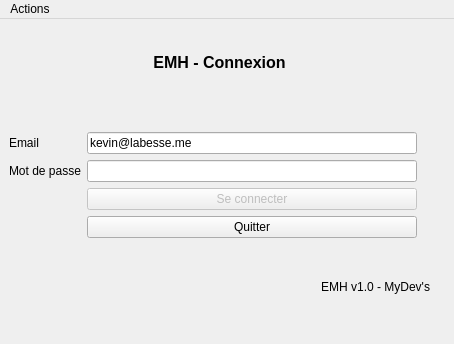
Eraac/EMH-client-lourd, file GUI/loginwindow.ui: the form before one commit.
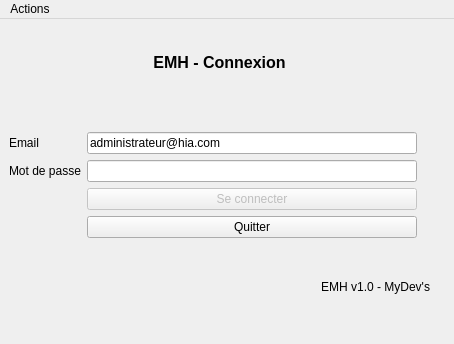
The form after the commit. Icons and pictures are not drawn.

Commit message:
Modification title fenetre
Affiche modification au lieu d’ajouter

Diff of the .ui file:
```diff
--- a/GUI/loginwindow.ui
+++ b/GUI/loginwindow.ui
@@ -76,7 +76,7 @@
          <item row="1" column="1">
           <widget class="QLineEdit" name="emailLineEdit">
            <property name="text">
-            <string>kevin@labesse.me</string>
+            <string>administrateur@hia.com</string>
            </property>
           </widget>
          </item>
```
Left out of the diff: 2 changed lines with no effect on the pictures. The commit also changes 3 other files.
